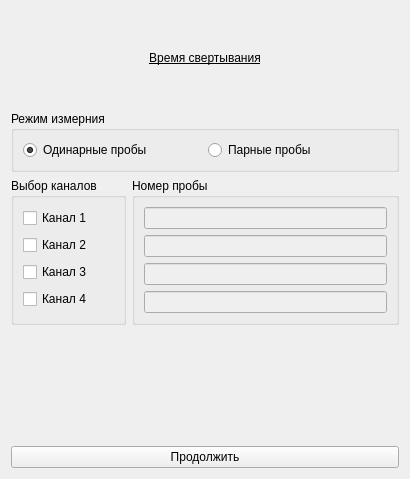
Above: choisedialog/ko1.ui from krang4d/Agrekola before the change. Below: the same form after it.
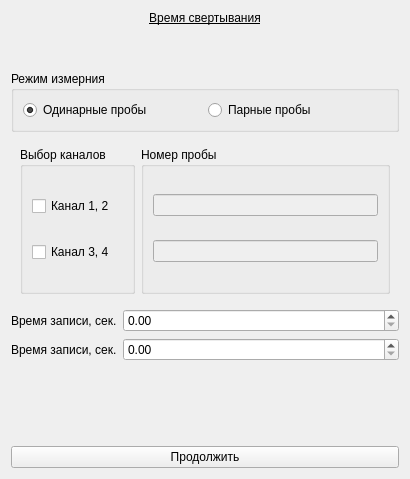
That is the form after the change. The open tabs and pages were chosen to show the change.

```diff
--- a/choisedialog/ko1.ui
+++ b/choisedialog/ko1.ui
@@ -13,23 +13,7 @@
   <property name="windowTitle">
    <string>Form</string>
   </property>
-  <layout class="QVBoxLayout" name="verticalLayout">
-   <item>
-    <spacer name="verticalSpacer_3">
-     <property name="orientation">
-      <enum>Qt::Vertical</enum>
-     </property>
-     <property name="sizeType">
-      <enum>QSizePolicy::Maximum</enum>
-     </property>
-     <property name="sizeHint" stdset="0">
-      <size>
-       <width>20</width>
-       <height>40</height>
-      </size>
-     </property>
-    </spacer>
-   </item>
+  <layout class="QVBoxLayout" name="verticalLayout_5">
    <item>
     <widget class="QLabel" name="label">
      <property name="sizePolicy">
@@ -101,6 +85,11 @@
     </widget>
    </item>
    <item>
+    <widget class="QStackedWidget" name="stackedWidget">
+     <property name="currentIndex">
+      <number>0</number>
+     </property>
+     <widget class="QWidget" name="page">
     <layout class="QHBoxLayout" name="horizontalLayout">
      <item>
       <widget class="QGroupBox" name="groupBox_ch">
@@ -175,6 +164,88 @@
         </item>
        </layout>
       </widget>
+       </item>
+      </layout>
+     </widget>
+     <widget class="QWidget" name="page_2">
+      <layout class="QHBoxLayout" name="horizontalLayout_3">
+       <item>
+        <widget class="QGroupBox" name="groupBox_ch_2">
+         <property name="title">
+          <string>Выбор каналов</string>
+         </property>
+         <layout class="QVBoxLayout" name="verticalLayout_6">
+          <item>
+           <widget class="QCheckBox" name="checkBox_ch1_2">
+            <property name="text">
+             <string>Канал 1, 2</string>
+            </property>
+           </widget>
+          </item>
+          <item>
+           <widget class="QCheckBox" name="checkBox_ch3_2">
+            <property name="text">
+             <string>Канал 3, 4</string>
+            </property>
+           </widget>
+          </item>
+         </layout>
+        </widget>
+       </item>
+       <item>
+        <widget class="QGroupBox" name="groupBox_2">
+         <property name="title">
+          <string>Номер пробы</string>
+         </property>
+         <layout class="QVBoxLayout" name="verticalLayout_3">
+          <item>
+           <widget class="QLineEdit" name="lineEdit_ch1_2">
+            <property name="enabled">
+             <bool>false</bool>
+            </property>
+           </widget>
+          </item>
+          <item>
+           <widget class="QLineEdit" name="lineEdit_ch3_2">
+            <property name="enabled">
+             <bool>false</bool>
+            </property>
+           </widget>
+          </item>
+         </layout>
+        </widget>
+       </item>
+      </layout>
+     </widget>
+    </widget>
+   </item>
+   <item>
+    <layout class="QFormLayout" name="formLayout">
+     <item row="0" column="0">
+      <widget class="QLabel" name="label_t_2">
+       <property name="text">
+        <string>Время записи, сек.</string>
+       </property>
+       <property name="buddy">
+        <cstring>lineEdit_time</cstring>
+       </property>
+      </widget>
+     </item>
+     <item row="0" column="1">
+      <widget class="QDoubleSpinBox" name="doubleSpinBox"/>
+     </item>
+     <item row="1" column="0">
+      <widget class="QLabel" name="label_t">
+       <property name="text">
+        <string>Время записи, сек.</string>
+       </property>
+       <property name="buddy">
+        <cstring>lineEdit_time</cstring>
+       </property>
+      </widget>
+     </item>
+     <item row="1" column="1">
+      <widget class="QDoubleSpinBox" name="doubleSpinBox_2"/>
      </item>
     </layout>
    </item>
```
Lines whose indentation alone changed are shown as unchanged.
